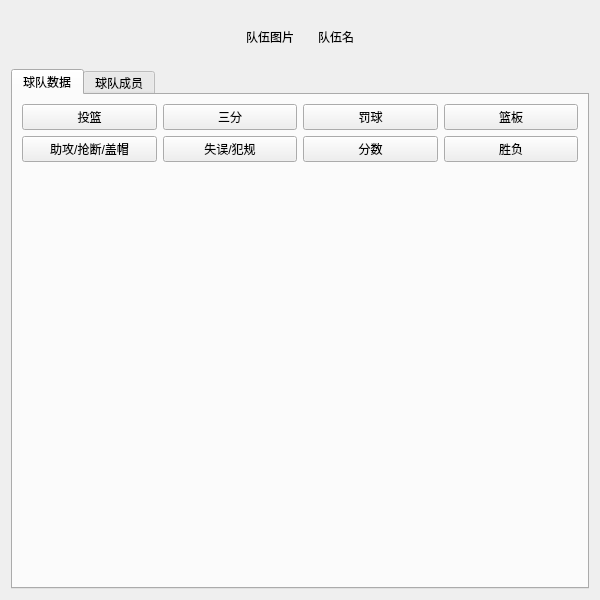
lincandong/Basketball_Data_Visualization, file view/pageTeam.ui: the form before one commit.
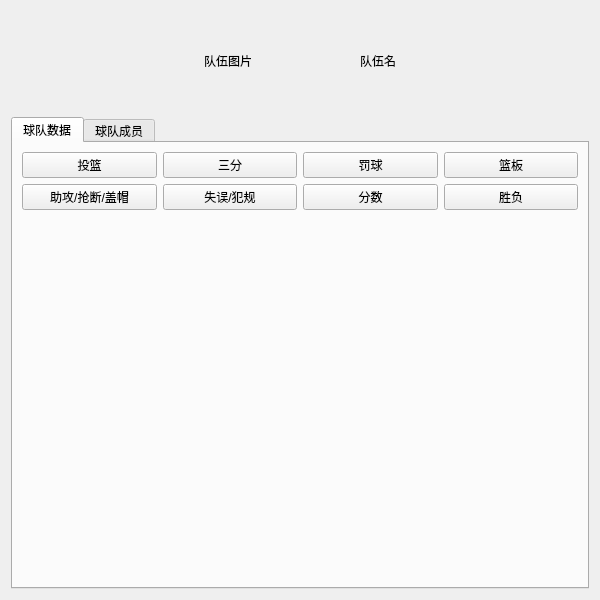
The form after the commit.

Patch:
```diff
--- a/view/pageTeam.ui
+++ b/view/pageTeam.ui
@@ -37,8 +37,8 @@
           <widget class="QLabel" name="labelTeamPix">
            <property name="minimumSize">
             <size>
-             <width>66</width>
-             <height>44</height>
+             <width>150</width>
+             <height>100</height>
             </size>
            </property>
            <property name="text">
```
